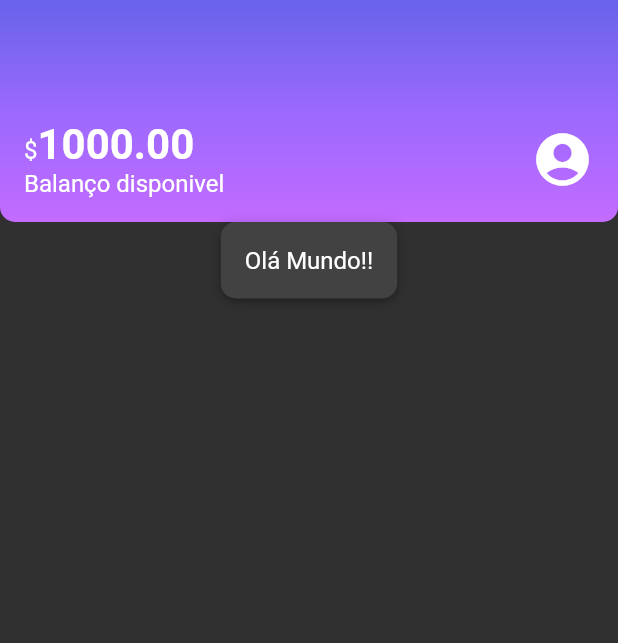
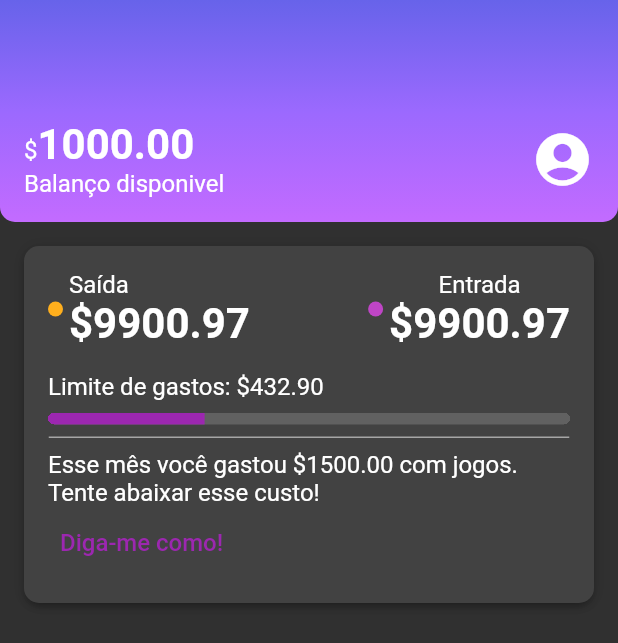
Before and after one commit to DanielMartinsSouza/Flutter, a Flutter app: the screen it shows after launch, on a phone screen of 412 x 824 dp. Shown: the top 643 px of the screen. Run offline on Flutter 3.47's test engine with Material 2 defaults, Android fonts, the phone set to English and light mode, and no system bars; our stand-ins replace logger, shared_preferences, sqflite; missing offline and left inert: http_interceptor; accounts and stored records are empty.

Commit message:
Iniciando a finalização do app do curso

```diff
--- /dev/null
+++ b/danbank/lib/components/color_dot.dart
@@ -0,0 +1,18 @@
+import 'package:flutter/material.dart';
+
+class ColorDot extends StatelessWidget {
+  final Color? color;
+  const ColorDot({Key? key, required this.color}) : super(key: key);
+
+  @override
+  Widget build(BuildContext context) {
+    return Container(
+      decoration: BoxDecoration(
+        color: color,
+        borderRadius: BorderRadius.circular(10),
+      ),
+      height: 10,
+      width: 10,
+    );
+  }
+}
--- /dev/null
+++ b/danbank/lib/components/content_division.dart
@@ -0,0 +1,17 @@
+import 'package:flutter/material.dart';
+
+import '../themes/theme_colors.dart';
+
+class ContentDivision extends StatelessWidget {
+  const ContentDivision({Key? key}) : super(key: key);
+
+  @override
+  Widget build(BuildContext context) {
+    return Container(
+      decoration: BoxDecoration(
+        border: Border.all(color: ThemeColors.division),
+      ),
+      height: 1,
+    );
+  }
+}
--- /dev/null
+++ b/danbank/lib/components/sections/recent_activity.dart
@@ -0,0 +1,96 @@
+import 'package:danbank/components/box_card.dart';
+import 'package:danbank/components/color_dot.dart';
+import 'package:danbank/components/content_division.dart';
+import 'package:flutter/material.dart';
+
+import '../../themes/theme_colors.dart';
+
+class RecentActivity extends StatelessWidget {
+  const RecentActivity({Key? key}) : super(key: key);
+
+  @override
+  Widget build(BuildContext context) {
+    return const Padding(
+      padding: EdgeInsets.all(16),
+      child: BoxCard(boxContent: _RecentActivityContent()),
+    );
+  }
+}
+
+class _RecentActivityContent extends StatelessWidget {
+  const _RecentActivityContent({Key? key}) : super(key: key);
+
+  @override
+  Widget build(BuildContext context) {
+    return Column(
+      crossAxisAlignment: CrossAxisAlignment.start,
+      children: [
+        Row(
+          mainAxisAlignment: MainAxisAlignment.spaceBetween,
+          children: [
+            Row(
+              children: [
+                Padding(
+                  padding: const EdgeInsets.only(right: 4.0),
+                  child: ColorDot(color: ThemeColors.recentActivity['spent']),
+                ),
+                Column(
+                  crossAxisAlignment: CrossAxisAlignment.start,
+                  children: [
+                    const Text('Saída'),
+                    Text(
+                      '\$9900.97',
+                      style: Theme.of(context).textTheme.bodyLarge,
+                    ),
+                  ],
+                ),
+              ],
+            ),
+            Row(
+              children: [
+                Padding(
+                  padding: const EdgeInsets.only(right: 4.0),
+                  child: ColorDot(color: ThemeColors.recentActivity['income']),
+                ),
+                Column(
+                  children: [
+                    const Text('Entrada'),
+                    Text(
+                      '\$9900.97',
+                      style: Theme.of(context).textTheme.bodyLarge,
+                    )
+                  ],
+                )
+              ],
+            ),
+          ],
+        ),
+        Padding(
+          padding: const EdgeInsets.only(top: 16.0, bottom: 8.0),
+          child: Text('Limite de gastos: \$432.90'),
+        ),
+        Container(
+          clipBehavior: Clip.hardEdge,
+          decoration: BoxDecoration(borderRadius: BorderRadius.circular(5)),
+          child: LinearProgressIndicator(
+            value: 0.3,
+            minHeight: 8,
+          ),
+        ),
+        Padding(
+          padding: const EdgeInsets.only(top: 8.0, bottom: 8.0),
+          child: ContentDivision(),
+        ),
+        Text(
+            'Esse mês você gastou \$1500.00 com jogos. Tente abaixar esse custo!'),
+        TextButton(
+          onPressed: () {},
+          child: Text(
+            'Diga-me como!',
+            style: TextStyle(fontSize: 16),
+          ),
+        ),
+      ],
+    );
+  }
+}
--- a/danbank/lib/screens/home.dart
+++ b/danbank/lib/screens/home.dart
@@ -1,15 +1,18 @@
 import 'package:danbank/components/sections/header.dart';
+import 'package:danbank/components/sections/recent_activity.dart';
 import 'package:flutter/material.dart';
-import 'package:danbank/components/box_card.dart';
 
 class Home extends StatelessWidget {
   const Home({Key? key}) : super(key: key);
 
   @override
   Widget build(BuildContext context) {
-    return const Scaffold(
+    return Scaffold(
       body: Column(
-        children: <Widget>[Header(), BoxCard(boxContent: Text("Olá Mundo!!"))],
+        children: <Widget>[
+          Header(),
+          RecentActivity(),
+        ],
       ),
     );
   }
--- a/danbank/lib/themes/theme_colors.dart
+++ b/danbank/lib/themes/theme_colors.dart
@@ -7,4 +7,9 @@ class ThemeColors {
     Color.fromRGBO(155, 105, 254, 1.0),
     Color.fromRGBO(195, 107, 255, 1.0),
   ];
+  static const recentActivity = {
+    'spent': Color.fromRGBO(255, 175, 29, 1.0),
+    'income': Color.fromRGBO(191, 69, 198, 1.0),
+  };
+  static const division = Color.fromRGBO(166, 166, 166, 1.0);
 }
```
